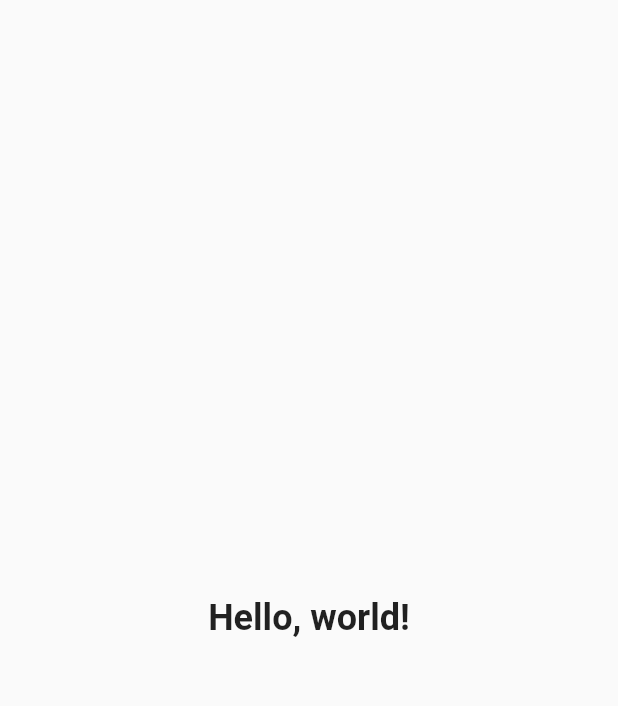
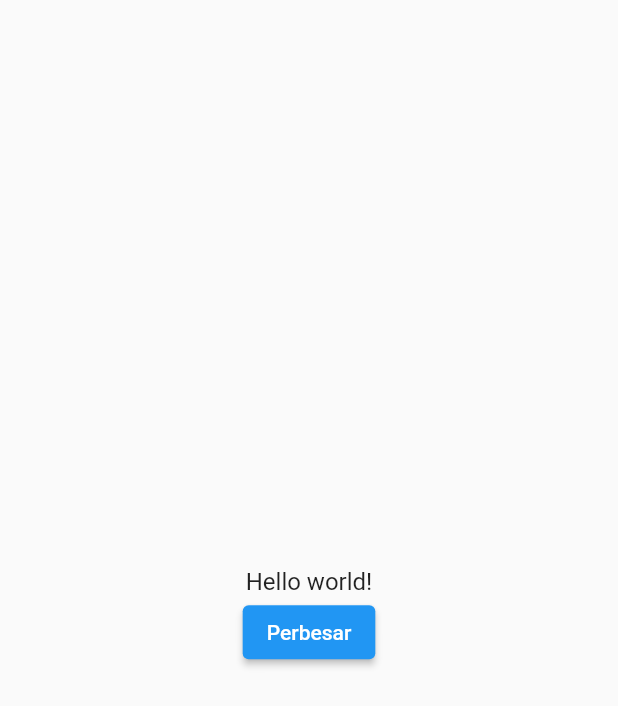
Before and after one commit to madyanes/flutter-hello-world, a Flutter app: the screen it shows after launch, on a phone screen of 412 x 824 dp. Shown: the top 706 px of the screen. Run offline on Flutter 3.47's test engine with Material 2 defaults, Android fonts, the phone set to English and light mode, and no system bars.

Commit message:
create BiggerText stateful widget widget jenis stateful yang pertama kali saya buat

```diff
--- a/lib/main.dart
+++ b/lib/main.dart
@@ -13,11 +13,7 @@ class MyApp extends StatelessWidget {
         primarySwatch: Colors.blue,
       ),
       home: const Scaffold(
-        body: Center(
-          child: Heading(
-            text: 'Hello, world!',
-          ),
-        ),
+        body: Center(child: BiggerText(text: 'Hello world!')),
       ),
     );
   }
@@ -39,3 +35,34 @@ class Heading extends StatelessWidget {
     );
   }
 }
+
+class BiggerText extends StatefulWidget {
+  final String text;
+
+  const BiggerText({Key? key, required this.text}) : super(key: key);
+
+  @override
+  _BiggerTextState createState() => _BiggerTextState();
+}
+
+class _BiggerTextState extends State<BiggerText> {
+  double _textSize = 16.0;
+
+  @override
+  Widget build(BuildContext context) {
+    return Column(
+      mainAxisAlignment: MainAxisAlignment.center,
+      children: <Widget>[
+        Text(widget.text, style: TextStyle(fontSize: _textSize)),
+        ElevatedButton(
+          child: const Text('Perbesar'),
+          onPressed: () {
+            setState(() {
+              _textSize = 32.0;
+            });
+          },
+        )
+      ],
+    );
+  }
+}
```
